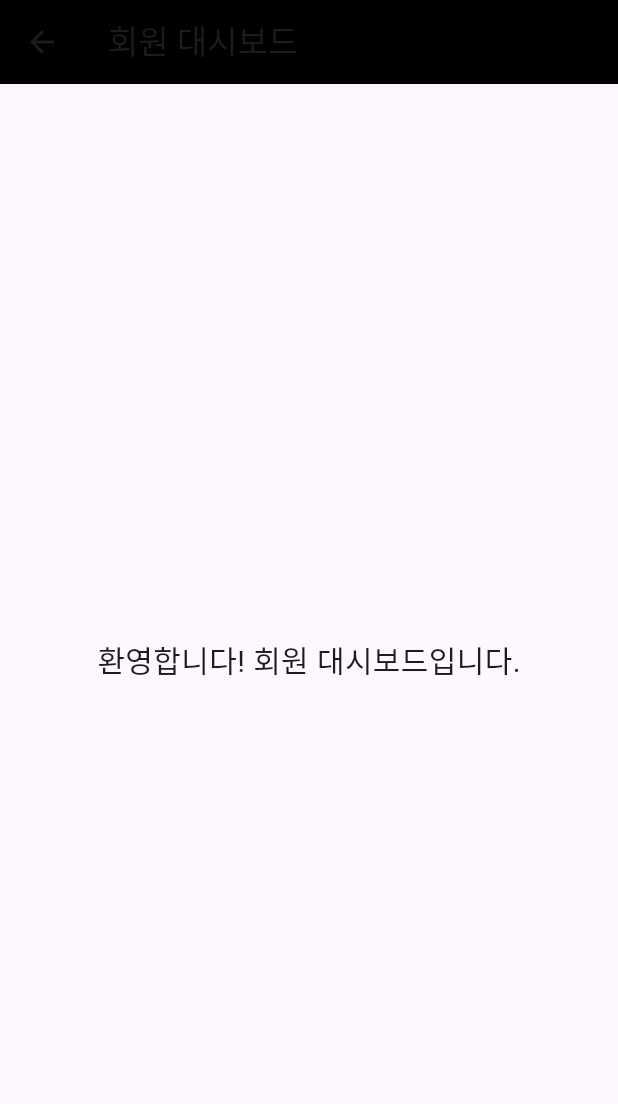
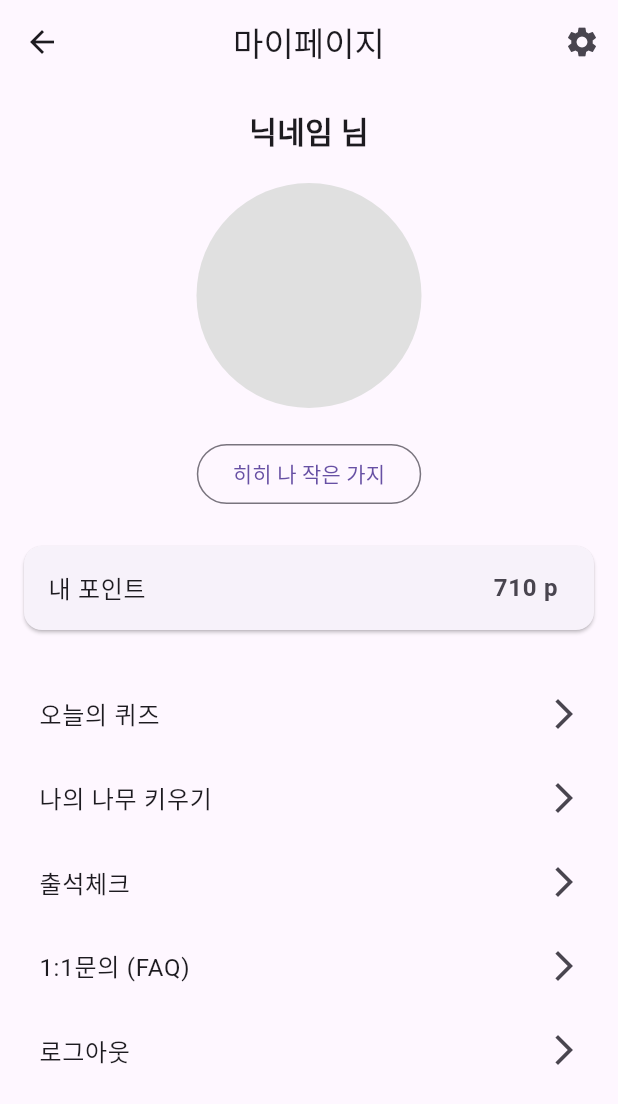
Before and after one commit to ahndongkyu/bulssuk_front, a Flutter app: the Dashboard screen opened directly, on a phone screen of 412 x 824 dp. Shown: the top 1104 px of the screen. Run offline on Flutter 3.47's test engine with Material 3 defaults, Android fonts, the phone set to English and light mode, and no system bars; our stand-ins replace flutter_secure_storage; accounts and stored records are empty.

Commit message:
dashboard_nav&UI

```diff
--- a/lib/main.dart
+++ b/lib/main.dart
@@ -20,8 +20,10 @@ class MyApp extends StatelessWidget {
       debugShowCheckedModeBanner: false, // 디버그 배너 숨김
       initialRoute: '/login', // 앱 시작 화면을 로그인 페이지로 설정
       routes: {
+        '/': (context) => HomePage(), // HomePage 경로
         '/login': (context) => LoginPage(), // 로그인 화면 경로
         '/home': (context) => HomePage(),   // 홈 화면 경로
+        '/dashboard': (context) => Dashboard(), // Dashboard 경로
       },
     );
   }
--- a/lib/myPage/dashboard.dart
+++ b/lib/myPage/dashboard.dart
@@ -1,19 +1,118 @@
 import 'package:flutter/material.dart';
 
 class Dashboard extends StatelessWidget {
+  const Dashboard({super.key});
+
   @override
   Widget build(BuildContext context) {
     return Scaffold(
       appBar: AppBar(
-        title: Text('회원 대시보드'),
-        backgroundColor: Colors.black,
+        title: const Text('마이페이지'),
+        centerTitle: true,
+        actions: [
+          IconButton(
+            icon: const Icon(Icons.settings),
+            onPressed: () {
+              // 설정 버튼 클릭 시 동작 추가
+            },
+          ),
+        ],
       ),
-      body: Center(
-        child: Text(
-          '환영합니다! 회원 대시보드입니다.',
-          style: TextStyle(fontSize: 20),
+      body: SingleChildScrollView(
+        child: Column(
+          children: [
+            // 닉네임 및 이미지 영역
+            Padding(
+              padding: const EdgeInsets.all(16.0),
+              child: Column(
+                children: [
+                  const Text(
+                    '닉네임 님',
+                    style: TextStyle(fontSize: 20, fontWeight: FontWeight.bold),
+                  ),
+                  const SizedBox(height: 20),
+                  Container(
+                    width: 150,
+                    height: 150,
+                    decoration: BoxDecoration(
+                      color: Colors.grey[300], // 빈 이미지 영역 배경색
+                      shape: BoxShape.circle,
+                    ),
+                  ),
+                  const SizedBox(height: 20),
+                  OutlinedButton(
+                    onPressed: () {
+                      // "히히 나 작은 가지" 버튼 동작 추가
+                    },
+                    child: const Text('히히 나 작은 가지'),
+                  ),
+                ],
+              ),
+            ),
+            // 포인트 영역
+            Card(
+              margin: const EdgeInsets.symmetric(horizontal: 16, vertical: 8),
+              child: ListTile(
+                title: const Text('내 포인트'),
+                trailing: const Text(
+                  '710 p',
+                  style: TextStyle(fontWeight: FontWeight.bold, fontSize: 16),
+                ),
+                onTap: () {
+                  // 포인트 클릭 동작 추가
+                },
+              ),
+            ),
+            const SizedBox(height: 20),
+            // 메뉴 리스트
+            // 메뉴 리스트
+            ListView(
+              shrinkWrap: true,
+              physics: const NeverScrollableScrollPhysics(),
+              children: [
+                Padding(
+                  padding: const EdgeInsets.only(left: 10.0), // 왼쪽 여백 추가
+                  child: _buildMenuItem(context, '오늘의 퀴즈', () {
+                    // FAQ 클릭 동작 추가
+                  }),
+                ),
+                Padding(
+                  padding: const EdgeInsets.only(left: 10.0), // 왼쪽 여백 추가
+                  child: _buildMenuItem(context, '나의 나무 키우기', () {
+                    // 퀴즈 클릭 동작 추가
+                  }),
+                ),
+                Padding(
+                  padding: const EdgeInsets.only(left: 10.0), // 왼쪽 여백 추가
+                  child: _buildMenuItem(context, '출석체크', () {
+                    // 출석체크 클릭 동작 추가
+                  }),
+                ),
+                Padding(
+                  padding: const EdgeInsets.only(left: 10.0), // 왼쪽 여백 추가
+                  child: _buildMenuItem(context, '1:1문의 (FAQ)', () {
+                    // 나의 나무 키우기 클릭 동작 추가
+                  }),
+                ),
+                Padding(
+                  padding: const EdgeInsets.only(left: 10.0), // 왼쪽 여백 추가
+                  child: _buildMenuItem(context, '로그아웃', () {
+                    // 로그아웃 클릭 동작 추가
+                  }),
+                ),
+              ],
+            ),
+          ],
         ),
       ),
     );
   }
+
+  Widget _buildMenuItem(BuildContext context, String title, VoidCallback onTap) {
+    return ListTile(
+      title: Text(title),
+      trailing: const Icon(Icons.arrow_forward_ios),
+      onTap: onTap,
+    );
+  }
 }
--- a/lib/widgets/bottom_nav.dart
+++ b/lib/widgets/bottom_nav.dart
@@ -24,7 +24,7 @@ class _BottomNavigationSectionState extends State<BottomNavigationSection> {
         );
         break;
       case 3:
-        Navigator.pushNamed(context, '/mypage'); // 마이페이지로 이동
+        Navigator.pushNamed(context, '/dashboard'); // DashboardPage로 이동
         break;
       default:
         print('다른 화면으로 이동');
```
